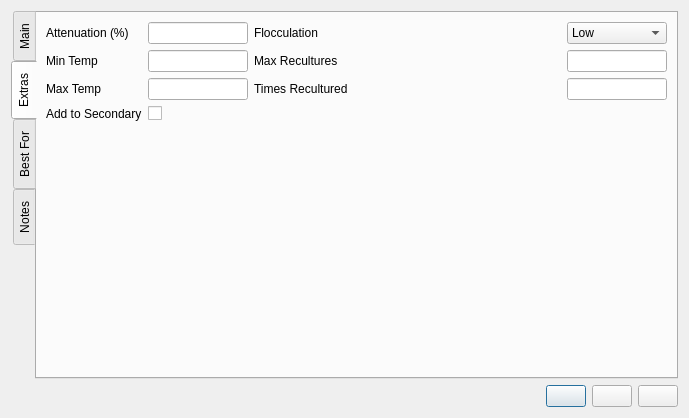
Brewtarget/brewtarget, file ui/yeastEditor.ui: the form before one commit.
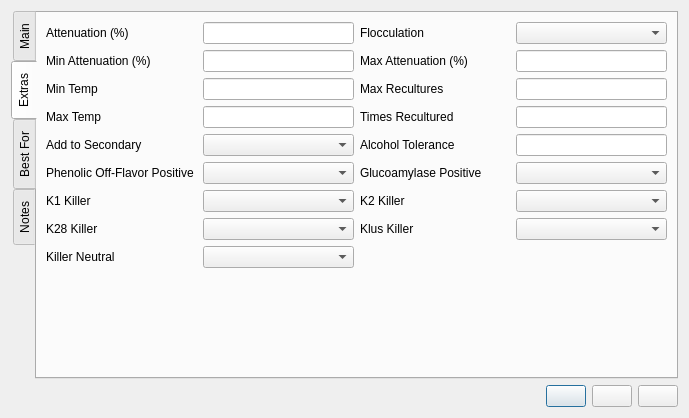
The form after the commit. The open tabs and pages were chosen to show the change. Icons and pictures are not drawn. Custom widgets are drawn as their Qt base class.

What changed in the file:
```diff
--- a/ui/yeastEditor.ui
+++ b/ui/yeastEditor.ui
@@ -22,6 +22,9 @@
      <property name="tabPosition">
       <enum>QTabWidget::West</enum>
      </property>
+     <property name="tabShape">
+      <enum>QTabWidget::Rounded</enum>
+     </property>
      <property name="currentIndex">
       <number>0</number>
      </property>
@@ -292,50 +295,7 @@
        <string>Extras</string>
       </attribute>
       <layout class="QGridLayout" name="gridLayout_2">
-       <item row="8" column="3">
-        <widget class="QCheckBox" name="checkBox_addToSecondary">
-         <property name="sizePolicy">
-          <sizepolicy hsizetype="Preferred" vsizetype="Fixed">
-           <horstretch>0</horstretch>
-           <verstretch>0</verstretch>
-          </sizepolicy>
-         </property>
-         <property name="toolTip">
-          <string>Checked means add this yeast to secondary instead of primary</string>
-         </property>
-         <property name="text">
-          <string/>
-         </property>
-        </widget>
-       </item>
-       <item row="3" column="5">
-        <widget class="QComboBox" name="comboBox_flocculation">
-         <property name="toolTip">
-          <string>Flocculation</string>
-         </property>
-         <item>
-          <property name="text">
-           <string>Low</string>
-          </property>
-         </item>
-         <item>
-          <property name="text">
-           <string>Medium</string>
-          </property>
-         </item>
-         <item>
-          <property name="text">
-           <string>High</string>
-          </property>
-         </item>
-         <item>
-          <property name="text">
-           <string>Very High</string>
-          </property>
-         </item>
-        </widget>
-       </item>
-       <item row="3" column="0">
+       <item row="0" column="0">
         <widget class="QLabel" name="label_attenuation">
          <property name="text">
           <string>Attenuation (%)</string>
@@ -345,58 +305,74 @@
          </property>
         </widget>
        </item>
-       <item row="3" column="4">
-        <widget class="QLabel" name="label_flocculation">
-         <property name="sizePolicy">
-          <sizepolicy hsizetype="Expanding" vsizetype="Preferred">
-           <horstretch>0</horstretch>
-           <verstretch>0</verstretch>
-          </sizepolicy>
-         </property>
-         <property name="text">
-          <string>Flocculation</string>
-         </property>
-        </widget>
-       </item>
-       <item row="5" column="3">
-        <widget class="SmartLineEdit" name="lineEdit_minTemperature">
-         <property name="sizePolicy">
-          <sizepolicy hsizetype="Maximum" vsizetype="Fixed">
-           <horstretch>0</horstretch>
-           <verstretch>0</verstretch>
-          </sizepolicy>
-         </property>
-         <property name="maximumSize">
-          <size>
-           <width>100</width>
-           <height>16777215</height>
-          </size>
-         </property>
-         <property name="toolTip">
-          <string>Min temp</string>
-         </property>
-        </widget>
-       </item>
-       <item row="3" column="3">
+       <item row="0" column="1">
         <widget class="SmartLineEdit" name="lineEdit_attenuation">
          <property name="sizePolicy">
-          <sizepolicy hsizetype="Maximum" vsizetype="Fixed">
+          <sizepolicy hsizetype="Expanding" vsizetype="Fixed">
            <horstretch>0</horstretch>
            <verstretch>0</verstretch>
           </sizepolicy>
          </property>
-         <property name="maximumSize">
-          <size>
-           <width>100</width>
-           <height>16777215</height>
-          </size>
-         </property>
          <property name="toolTip">
           <string>Apparent attenuation as percentage of OG points</string>
          </property>
         </widget>
        </item>
-       <item row="5" column="0">
+       <item row="0" column="2">
+        <widget class="QLabel" name="label_flocculation">
+         <property name="sizePolicy">
+          <sizepolicy hsizetype="Expanding" vsizetype="Preferred">
+           <horstretch>0</horstretch>
+           <verstretch>0</verstretch>
+          </sizepolicy>
+         </property>
+         <property name="text">
+          <string>Flocculation</string>
+         </property>
+        </widget>
+       </item>
+       <item row="0" column="3">
+        <widget class="BtComboBox" name="comboBox_yeastFlocculation">
+         <property name="toolTip">
+          <string>Flocculation</string>
+         </property>
+        </widget>
+       </item>
+       <item row="1" column="0">
+        <widget class="QLabel" name="label_attenuationMin">
+         <property name="text">
+          <string>Min Attenuation (%)</string>
+         </property>
+         <property name="buddy">
+          <cstring>lineEdit_attenuationMin</cstring>
+         </property>
+        </widget>
+       </item>
+       <item row="1" column="1">
+        <widget class="SmartLineEdit" name="lineEdit_attenuationMin">
+         <property name="toolTip">
+          <string>Minimum apparent attenuation as percentage of OG points</string>
+         </property>
+        </widget>
+       </item>
+       <item row="1" column="2">
+        <widget class="QLabel" name="label_attenuationMax">
+         <property name="text">
+          <string>Max Attenuation (%)</string>
+         </property>
+         <property name="buddy">
+          <cstring>lineEdit_attenuationMax</cstring>
+         </property>
+        </widget>
+       </item>
+       <item row="1" column="3">
+        <widget class="SmartLineEdit" name="lineEdit_attenuationMax">
+         <property name="toolTip">
+          <string>Maximum apparent attenuation as percentage of OG points</string>
+         </property>
+        </widget>
+       </item>
+       <item row="2" column="0">
         <widget class="SmartLabel" name="label_minTemperature">
          <property name="contextMenuPolicy">
           <enum>Qt::CustomContextMenu</enum>
@@ -409,23 +385,33 @@
          </property>
         </widget>
        </item>
-       <item row="8" column="0" colspan="3">
-        <widget class="QLabel" name="label_addToSecondary">
+       <item row="2" column="1">
+        <widget class="SmartLineEdit" name="lineEdit_minTemperature">
          <property name="sizePolicy">
-          <sizepolicy hsizetype="Expanding" vsizetype="Preferred">
+          <sizepolicy hsizetype="Expanding" vsizetype="Fixed">
            <horstretch>0</horstretch>
            <verstretch>0</verstretch>
           </sizepolicy>
          </property>
+         <property name="toolTip">
+          <string>Min temp</string>
+         </property>
+        </widget>
+       </item>
+       <item row="2" column="2">
+        <widget class="QLabel" name="label_maxReuse">
          <property name="text">
-          <string>Add to Secondary</string>
+          <string>Max Recultures</string>
          </property>
         </widget>
        </item>
-       <item row="9" column="3">
-        <spacer name="verticalSpacer_2">
-         <property name="orientation">
-          <enum>Qt::Vertical</enum>
+       <item row="2" column="3">
+        <widget class="SmartLineEdit" name="lineEdit_maxReuse">
+         <property name="sizePolicy">
+          <sizepolicy hsizetype="Expanding" vsizetype="Fixed">
+           <horstretch>0</horstretch>
+           <verstretch>0</verstretch>
+          </sizepolicy>
          </property>
          <property name="sizeHint" stdset="0">
           <size>
@@ -433,9 +419,9 @@
            <height>40</height>
           </size>
          </property>
-        </spacer>
+        </widget>
        </item>
-       <item row="6" column="0">
+       <item row="3" column="0">
         <widget class="SmartLabel" name="label_maxTemperature">
          <property name="contextMenuPolicy">
           <enum>Qt::CustomContextMenu</enum>
@@ -448,26 +434,20 @@
          </property>
         </widget>
        </item>
-       <item row="6" column="3">
+       <item row="3" column="1">
         <widget class="SmartLineEdit" name="lineEdit_maxTemperature">
          <property name="sizePolicy">
-          <sizepolicy hsizetype="Maximum" vsizetype="Fixed">
+          <sizepolicy hsizetype="Expanding" vsizetype="Fixed">
            <horstretch>0</horstretch>
            <verstretch>0</verstretch>
           </sizepolicy>
          </property>
-         <property name="maximumSize">
-          <size>
-           <width>100</width>
-           <height>16777215</height>
-          </size>
-         </property>
          <property name="toolTip">
           <string>Max temp</string>
          </property>
         </widget>
        </item>
-       <item row="6" column="4">
+       <item row="3" column="2">
         <widget class="QLabel" name="label_timesCultured">
          <property name="text">
           <string>Times Recultured</string>
@@ -477,53 +457,173 @@
          </property>
         </widget>
        </item>
-       <item row="6" column="5">
+       <item row="3" column="3">
         <widget class="SmartLineEdit" name="lineEdit_timesCultured">
          <property name="sizePolicy">
-          <sizepolicy hsizetype="Maximum" vsizetype="Fixed">
+          <sizepolicy hsizetype="Expanding" vsizetype="Fixed">
            <horstretch>0</horstretch>
            <verstretch>0</verstretch>
           </sizepolicy>
          </property>
-         <property name="maximumSize">
-          <size>
-           <width>100</width>
-           <height>16777215</height>
-          </size>
-         </property>
          <property name="toolTip">
           <string>Times this yeast has been recultured</string>
          </property>
         </widget>
        </item>
-       <item row="5" column="4">
-        <widget class="QLabel" name="label_maxReuse">
+       <item row="4" column="0">
+        <widget class="QLabel" name="label_addToSecondary">
+         <property name="sizePolicy">
+          <sizepolicy hsizetype="Expanding" vsizetype="Preferred">
+           <horstretch>0</horstretch>
+           <verstretch>0</verstretch>
+          </sizepolicy>
+         </property>
          <property name="text">
-          <string>Max Recultures</string>
+          <string>Add to Secondary</string>
+         </property>
+        </widget>
+       </item>
+       <item row="4" column="1">
+        <widget class="BtBoolComboBox" name="boolCombo_addToSecondary">
+         <property name="sizePolicy">
+          <sizepolicy hsizetype="Expanding" vsizetype="Fixed">
+           <horstretch>0</horstretch>
+           <verstretch>0</verstretch>
+          </sizepolicy>
+         </property>
+         <property name="toolTip">
+          <string>Whether to add this yeast to secondary instead of primary</string>
+         </property>
+        </widget>
+       </item>
+       <item row="4" column="2">
+        <widget class="QLabel" name="label_alcoholTolerance">
+         <property name="text">
+          <string>Alcohol Tolerance</string>
          </property>
          <property name="buddy">
           <cstring>lineEdit_maxReuse</cstring>
          </property>
         </widget>
        </item>
-       <item row="5" column="5">
-        <widget class="SmartLineEdit" name="lineEdit_maxReuse">
-         <property name="sizePolicy">
-          <sizepolicy hsizetype="Maximum" vsizetype="Fixed">
-           <horstretch>0</horstretch>
-           <verstretch>0</verstretch>
-          </sizepolicy>
+       <item row="4" column="3">
+        <widget class="SmartLineEdit" name="lineEdit_alcoholTolerance">
+         <property name="toolTip">
+          <string>Recommended limit of ABV by the culture producer before attenuation stops</string>
          </property>
-         <property name="maximumSize">
+        </widget>
+       </item>
+       <item row="5" column="0">
+        <widget class="QLabel" name="label_phenolicOffFlavorPositive">
+         <property name="text">
+          <string>Phenolic Off-Flavor Positive</string>
+         </property>
+        </widget>
+       </item>
+       <item row="5" column="1">
+        <widget class="BtBoolComboBox" name="boolCombo_phenolicOffFlavorPositive">
+         <property name="toolTip">
+          <string>Whether culture is capable of producing phenols, which is a common distinctive property of saison, and brett yeasts</string>
+         </property>
+        </widget>
+       </item>
+       <item row="5" column="2">
+        <widget class="QLabel" name="label_glucoamylasePositive">
+         <property name="text">
+          <string>Glucoamylase Positive</string>
+         </property>
+        </widget>
+       </item>
+       <item row="5" column="3">
+        <widget class="BtBoolComboBox" name="boolCombo_glucoamylasePositive">
+         <property name="toolTip">
+          <string>A glucoamylase positive culture is capable of producing glucoamylase, the enzyme produced through expression of the diastatic gene, which allows yeast to attenuate dextrins and starches leading to a very low FG. This is positive in some saison/brett yeasts as well as the new gulo hybrid by Omega yeast labs.</string>
+         </property>
+        </widget>
+       </item>
+       <item row="6" column="0">
+        <widget class="QLabel" name="label_killerProducingK1Toxin">
+         <property name="text">
+          <string>K1 Killer</string>
+         </property>
+        </widget>
+       </item>
+       <item row="6" column="1">
+        <widget class="BtBoolComboBox" name="boolCombo_killerProducingK1Toxin">
+         <property name="toolTip">
+          <string>Produces K1 killer toxin</string>
+         </property>
+        </widget>
+       </item>
+       <item row="6" column="2">
+        <widget class="QLabel" name="label_killerProducingK2Toxin">
+         <property name="text">
+          <string>K2 Killer</string>
+         </property>
+        </widget>
+       </item>
+       <item row="6" column="3">
+        <widget class="BtBoolComboBox" name="boolCombo_killerProducingK2Toxin">
+         <property name="toolTip">
+          <string>Produces K2 killer toxin</string>
+         </property>
+        </widget>
+       </item>
+       <item row="7" column="0">
+        <widget class="QLabel" name="label_killerProducingK28Toxin">
+         <property name="text">
+          <string>K28 Killer</string>
+         </property>
+        </widget>
+       </item>
+       <item row="7" column="1">
+        <widget class="BtBoolComboBox" name="boolCombo_killerProducingK28Toxin">
+         <property name="toolTip">
+          <string>Produces K28 killer toxin</string>
+         </property>
+        </widget>
+       </item>
+       <item row="7" column="2">
+        <widget class="QLabel" name="label_killerProducingKlusToxin">
+         <property name="text">
+          <string>Klus Killer</string>
+         </property>
+        </widget>
+       </item>
+       <item row="7" column="3">
+        <widget class="BtBoolComboBox" name="boolCombo_killerProducingKlusToxin">
+         <property name="toolTip">
+          <string>Produces Klus killer toxin</string>
+         </property>
+        </widget>
+       </item>
+       <item row="8" column="0">
+        <widget class="QLabel" name="label_killerNeutral">
+         <property name="text">
+          <string>Killer Neutral</string>
+         </property>
+        </widget>
+       </item>
+       <item row="8" column="1">
+        <widget class="BtBoolComboBox" name="boolCombo_killerNeutral">
+         <property name="toolTip">
+          <string>Neutral strains do not produce toxins, nor are they killed by them</string>
+         </property>
+        </widget>
+       </item>
+
+       <item row="9" column="1">
+        <spacer name="verticalSpacer_2">
+         <property name="orientation">
+          <enum>Qt::Vertical</enum>
+         </property>
+         <property name="sizeHint" stdset="0">
           <size>
-           <width>100</width>
-           <height>16777215</height>
+           <width>20</width>
+           <height>40</height>
           </size>
          </property>
-         <property name="toolTip">
-          <string>Max recultures</string>
-         </property>
-        </widget>
+        </spacer>
        </item>
       </layout>
      </widget>
@@ -611,6 +711,16 @@
   </layout>
  </widget>
  <customwidgets>
+  <customwidget>
+   <class>BtComboBox</class>
+   <extends>QComboBox</extends>
+   <header>widgets/BtComboBox.h</header>
+  </customwidget>
+  <customwidget>
+   <class>BtBoolComboBox</class>
+   <extends>QComboBox</extends>
+   <header>widgets/BtBoolComboBox.h</header>
+  </customwidget>
   <customwidget>
    <class>SmartLabel</class>
    <extends>QLabel</extends>
```
Left out of the diff: 366 changed lines with no effect on the pictures.
